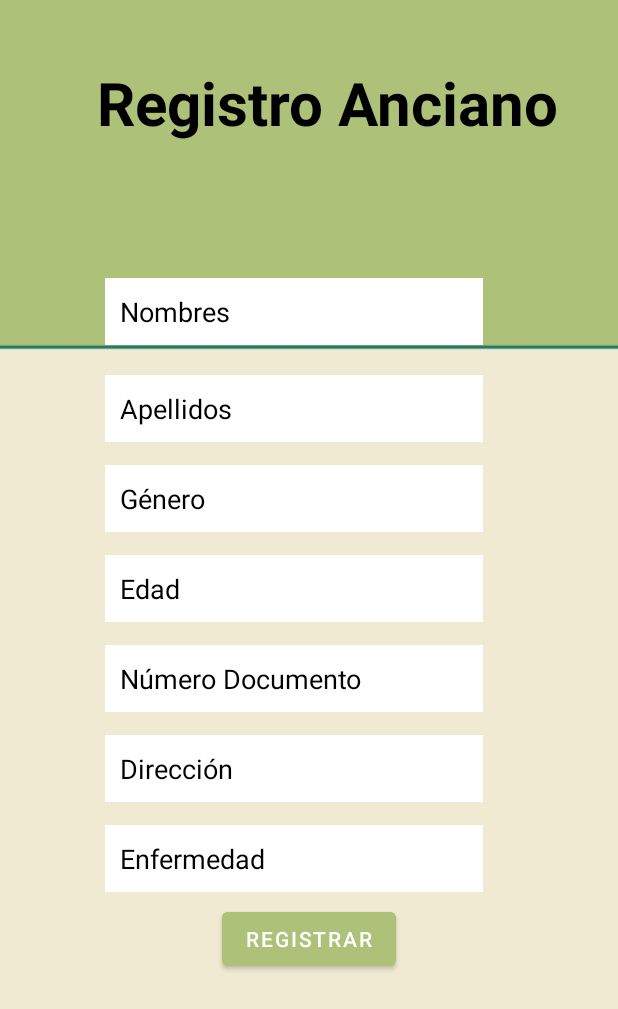
After one commit to SistemasDaniel01/Anciano, an Android app: the RegistrarAnciano screen opened directly, with no data from a screen before it, on a phone screen of 412 x 824 dp. The commit adds this screen. Shown: the top 1009 px of the screen. Run offline under Robolectric (Android 15) with nearby library versions, the phone set to English and light mode, and no system bars.

Commit message:
registro y clientes

```diff
--- a/app/src/main/AndroidManifest.xml
+++ b/app/src/main/AndroidManifest.xml
@@ -9,6 +9,9 @@
         android:roundIcon="@mipmap/ic_launcher_round"
         android:supportsRtl="true"
         android:theme="@style/Theme.MyLoginApp">
+        <activity
+            android:name=".RegistrarAnciano"
+            android:exported="false" />
         <activity
             android:name=".Cliente"
             android:exported="false" />
--- a/app/src/main/java/com/example/myloginapp/Cliente.java
+++ b/app/src/main/java/com/example/myloginapp/Cliente.java
@@ -2,7 +2,11 @@ package com.example.myloginapp;
 
 import androidx.appcompat.app.AppCompatActivity;
 
+import android.content.Intent;
 import android.os.Bundle;
+import android.view.View;
+
+import com.google.android.material.button.MaterialButton;
 
 public class Cliente extends AppCompatActivity {
 
@@ -10,5 +14,21 @@ public class Cliente extends AppCompatActivity {
     protected void onCreate(Bundle savedInstanceState) {
         super.onCreate(savedInstanceState);
         setContentView(R.layout.activity_cliente);
+
+        MaterialButton register = (MaterialButton) findViewById(R.id.regis);
+
+        Intent registro = new Intent(this,RegistrarAnciano.class);
+
+
+        register.setOnClickListener(new View.OnClickListener() {
+            @Override
+            public void onClick(View v) {
+
+                //correct
+
+                startActivity(registro);
+
+            }
+        });
     }
 }
--- /dev/null
+++ b/app/src/main/java/com/example/myloginapp/Global.java
@@ -0,0 +1,9 @@
+package com.example.myloginapp;
+
+import java.util.ArrayList;
+import java.util.List;
+
+public class Global {
+
+    public static List<ListElement> elements = new ArrayList<>();
+}
--- a/app/src/main/java/com/example/myloginapp/ListElement.java
+++ b/app/src/main/java/com/example/myloginapp/ListElement.java
@@ -7,6 +7,8 @@ public class ListElement implements Serializable {
     public String name;
     public String city;
     public String status;
+    public String documento;
+    public String direccion;
     public int edad;
     public String sexo;
     public String enfermedad;
@@ -22,6 +24,22 @@ public class ListElement implements Serializable {
         this.name = name;
         this.city = city;
         this.status = status;
+    }
+
+    public String getDocumento() {
+        return documento;
+    }
+
+    public void setDocumento(String documento) {
+        this.documento = documento;
+    }
+
+    public String getDireccion() {
+        return direccion;
+    }
+
+    public void setDireccion(String direccion) {
+        this.direccion = direccion;
     }
 
     public int getEdad() {
--- /dev/null
+++ b/app/src/main/java/com/example/myloginapp/RegistrarAnciano.java
@@ -0,0 +1,55 @@
+package com.example.myloginapp;
+
+import androidx.appcompat.app.AppCompatActivity;
+
+import android.content.Intent;
+import android.os.Bundle;
+import android.view.View;
+import android.widget.TextView;
+import android.widget.Toast;
+
+import com.google.android.material.button.MaterialButton;
+
+import java.util.List;
+
+public class RegistrarAnciano extends AppCompatActivity {
+
+    ;
+    @Override
+    protected void onCreate(Bundle savedInstanceState) {
+        super.onCreate(savedInstanceState);
+        setContentView(R.layout.activity_registrar_anciano);
+
+        TextView name =(TextView) findViewById(R.id.name);
+        TextView surname =(TextView) findViewById(R.id.surname);
+        TextView gender =(TextView) findViewById(R.id.gender);
+        TextView Age =(TextView) findViewById(R.id.Age);
+        TextView document =(TextView) findViewById(R.id.document);
+        TextView address =(TextView) findViewById(R.id.address);
+        TextView illness =(TextView) findViewById(R.id.illness);
+
+        Intent registrar = new Intent(this,Registro.class);
+
+
+        MaterialButton registrarAnci = (MaterialButton) findViewById(R.id.registrarAnciano);
+
+        registrarAnci.setOnClickListener(new View.OnClickListener() {
+            @Override
+            public void onClick(View v) {
+
+                ListElement anciano = new ListElement();
+                anciano.setName(name.getText().toString() + " "+surname.getText().toString());
+                anciano.setSexo(gender.getText().toString());
+                anciano.setEdad(Integer.parseInt(Age.getText().toString()));
+                anciano.setDocumento(document.getText().toString());
+                anciano.setDireccion(address.getText().toString());
+                anciano.setStatus(illness.getText().toString());
+                Global.elements.add(anciano);
+                Toast.makeText(RegistrarAnciano.this,"Registro Exitoso",Toast.LENGTH_SHORT).show();
+
+
+
+            }
+        });
+    }
+}
--- a/app/src/main/java/com/example/myloginapp/historiaClinica.java
+++ b/app/src/main/java/com/example/myloginapp/historiaClinica.java
@@ -11,7 +11,7 @@ import java.util.ArrayList;
 import java.util.List;
 
 public class historiaClinica extends AppCompatActivity {
-    List<ListElement> elements;
+
     @Override
     protected void onCreate(Bundle savedInstanceState) {
         super.onCreate(savedInstanceState);
@@ -21,7 +21,7 @@ public class historiaClinica extends AppCompatActivity {
     }
 
     public void init(){
-        elements = new ArrayList<>();
+
         ListElement anciano1 = new ListElement();
         anciano1.setColor("#770077");
         anciano1.setName("Oscar Rodriguez");
@@ -31,7 +31,7 @@ public class historiaClinica extends AppCompatActivity {
         anciano1.setSexo("Masculino");
         anciano1.setDiagnostico("Diabetes controlada, mejorar ejercicio");
         anciano1.setPosologia("Debe caminar 3 veces al dia durante 20 minutos, tomar medicamentoY cada 6 horas");
-        elements.add(anciano1);
+        Global.elements.add(anciano1);
         ListElement anciano2 = new ListElement();
         anciano2.setColor("#885543");
         anciano2.setName("Antonia Florez");
@@ -41,7 +41,7 @@ public class historiaClinica extends AppCompatActivity {
         anciano2.setSexo("Femenino");
         anciano2.setDiagnostico("Posibles afectaciones en el corazon a futuro");
         anciano2.setPosologia("Revisar su tension 2 veces al dia, reportar cambios");
-        elements.add(anciano2);
+        Global.elements.add(anciano2);
         ListElement anciano3 = new ListElement();
         anciano3.setColor("#124388");
         anciano3.setName("Juan Principado");
@@ -51,7 +51,7 @@ public class historiaClinica extends AppCompatActivity {
         anciano3.setSexo("Masculino");
         anciano3.setDiagnostico("su tension es controlada pero posee leves alteraciones en la misma");
         anciano3.setPosologia("tomar medicamentoW en ayunas");
-        elements.add(anciano3);
+        Global.elements.add(anciano3);
         ListElement anciano4 = new ListElement();
         anciano4.setColor("#008755");
         anciano4.setName("Lola Jazmin");
@@ -61,11 +61,11 @@ public class historiaClinica extends AppCompatActivity {
         anciano4.setSexo("Femenino");
         anciano4.setDiagnostico("tiene problemas al recordar ciertos sucesos cercanos y presenta indicios de TOC");
         anciano4.setPosologia("sesiones donde se hable con ella todos los dias al menos durante 1 hora, tomar medicamentoR para controlar rasgos agresivos");
-        elements.add(anciano4);
+        Global.elements.add(anciano4);
 
 
 
-        ListAdapter listAdapter = new ListAdapter(elements, this, new ListAdapter.OnItemClickListener() {
+        ListAdapter listAdapter = new ListAdapter(Global.elements, this, new ListAdapter.OnItemClickListener() {
             @Override
             public void OnItemClick(ListElement item) {
                 moveToDescription(item);
--- a/app/src/main/res/layout/activity_cliente.xml
+++ b/app/src/main/res/layout/activity_cliente.xml
@@ -50,7 +50,7 @@
         android:text="Elige la opción que deseas" />
 
     <com.google.android.material.button.MaterialButton
-        android:id="@+id/historia"
+        android:id="@+id/regis"
         android:layout_width="110dp"
         android:layout_height="70dp"
         android:layout_alignParentStart="true"
--- /dev/null
+++ b/app/src/main/res/layout/activity_registrar_anciano.xml
@@ -0,0 +1,165 @@
+<?xml version="1.0" encoding="utf-8"?>
+<RelativeLayout xmlns:android="http://schemas.android.com/apk/res/android"
+    xmlns:app="http://schemas.android.com/apk/res-auto"
+    xmlns:tools="http://schemas.android.com/tools"
+    android:layout_width="match_parent"
+    android:layout_height="match_parent"
+    android:background="@drawable/fondo"
+    tools:context=".MainActivity">
+
+
+
+
+
+    <TextView
+        android:id="@+id/Title"
+        android:layout_width="320dp"
+        android:layout_height="wrap_content"
+        android:layout_alignParentStart="true"
+        android:layout_alignParentTop="true"
+        android:layout_alignParentEnd="true"
+        android:layout_marginStart="20dp"
+        android:layout_marginTop="41dp"
+        android:layout_marginEnd="-4dp"
+        android:layout_marginBottom="50dp"
+        android:gravity="center"
+        android:text="Registro Anciano"
+        android:textColor="@color/black"
+        android:textSize="40dp"
+        android:textStyle="bold" />
+
+    <EditText
+        android:id="@+id/name"
+        android:layout_width="match_parent"
+        android:layout_height="wrap_content"
+        android:layout_below="@id/Title"
+        android:layout_marginStart="70dp"
+        android:layout_marginTop="40dp"
+        android:layout_marginEnd="90dp"
+        android:layout_marginBottom="10dp"
+        android:background="@color/white"
+        android:hint="Nombres"
+        android:padding="10dp"
+        android:textColor="@color/black"
+        android:textColorHint="@color/black" />
+
+    <EditText
+        android:id="@+id/surname"
+        android:layout_width="match_parent"
+        android:layout_height="wrap_content"
+        android:layout_below="@id/name"
+        android:layout_alignParentStart="true"
+        android:layout_marginStart="70dp"
+        android:layout_marginTop="10dp"
+        android:layout_marginEnd="90dp"
+        android:layout_marginBottom="5dp"
+        android:background="@color/white"
+        android:hint="Apellidos"
+        android:inputType="textPassword"
+        android:padding="10dp"
+        android:textColor="@color/black"
+        android:textColorHint="@color/black" />
+
+    <EditText
+        android:id="@+id/gender"
+        android:layout_width="match_parent"
+        android:layout_height="wrap_content"
+        android:layout_below="@id/surname"
+        android:layout_alignParentStart="true"
+        android:layout_marginStart="70dp"
+        android:layout_marginTop="10dp"
+        android:layout_marginEnd="90dp"
+        android:layout_marginBottom="5dp"
+        android:background="@color/white"
+        android:hint="Género"
+        android:inputType="textPassword"
+        android:padding="10dp"
+        android:textColor="@color/black"
+        android:textColorHint="@color/black" />
+
+    <EditText
+        android:id="@+id/Age"
+        android:layout_width="match_parent"
+        android:layout_height="wrap_content"
+        android:layout_below="@id/gender"
+        android:layout_alignParentStart="true"
+        android:layout_marginStart="70dp"
+        android:layout_marginTop="10dp"
+        android:layout_marginEnd="90dp"
+        android:layout_marginBottom="5dp"
+        android:background="@color/white"
+        android:hint="Edad"
+        android:inputType="textPassword"
+        android:padding="10dp"
+        android:textColor="@color/black"
+        android:textColorHint="@color/black" />
+
+    <EditText
+        android:id="@+id/document"
+        android:layout_width="match_parent"
+        android:layout_height="wrap_content"
+        android:layout_below="@id/Age"
+        android:layout_alignParentStart="true"
+        android:layout_marginStart="70dp"
+        android:layout_marginTop="10dp"
+        android:layout_marginEnd="90dp"
+        android:layout_marginBottom="5dp"
+        android:background="@color/white"
+        android:hint="Número Documento"
+        android:inputType="textPassword"
+        android:padding="10dp"
+        android:textColor="@color/black"
+        android:textColorHint="@color/black" />
+
+    <EditText
+        android:id="@+id/address"
+        android:layout_width="match_parent"
+        android:layout_height="wrap_content"
+        android:layout_below="@id/document"
+        android:layout_alignParentStart="true"
+        android:layout_marginStart="70dp"
+        android:layout_marginTop="10dp"
+        android:layout_marginEnd="90dp"
+        android:layout_marginBottom="5dp"
+        android:background="@color/white"
+        android:hint="Dirección"
+        android:inputType="textPassword"
+        android:padding="10dp"
+        android:textColor="@color/black"
+        android:textColorHint="@color/black" />
+
+    <EditText
+        android:id="@+id/illness"
+        android:layout_width="match_parent"
+        android:layout_height="wrap_content"
+        android:layout_below="@id/address"
+        android:layout_alignParentStart="true"
+        android:layout_marginStart="70dp"
+        android:layout_marginTop="10dp"
+        android:layout_marginEnd="90dp"
+        android:layout_marginBottom="5dp"
+        android:background="@color/white"
+        android:hint="Enfermedad"
+        android:inputType="textPassword"
+        android:padding="10dp"
+        android:textColor="@color/black"
+        android:textColorHint="@color/black" />
+
+    <com.google.android.material.button.MaterialButton
+        android:id="@+id/registrarAnciano"
+        android:layout_width="wrap_content"
+        android:layout_height="wrap_content"
+        android:layout_below="@id/illness"
+        android:layout_centerHorizontal="true"
+        android:layout_marginStart="20dp"
+        android:layout_marginTop="2dp"
+        android:layout_marginEnd="20dp"
+        android:layout_marginBottom="20dp"
+        android:backgroundTint="@color/Abuelo3"
+        android:text="Registrar" />
+
+
+
+
+
+</RelativeLayout>
```
Also changed, not shown: app/src/main/res/drawable/fondo.jpeg (added).
